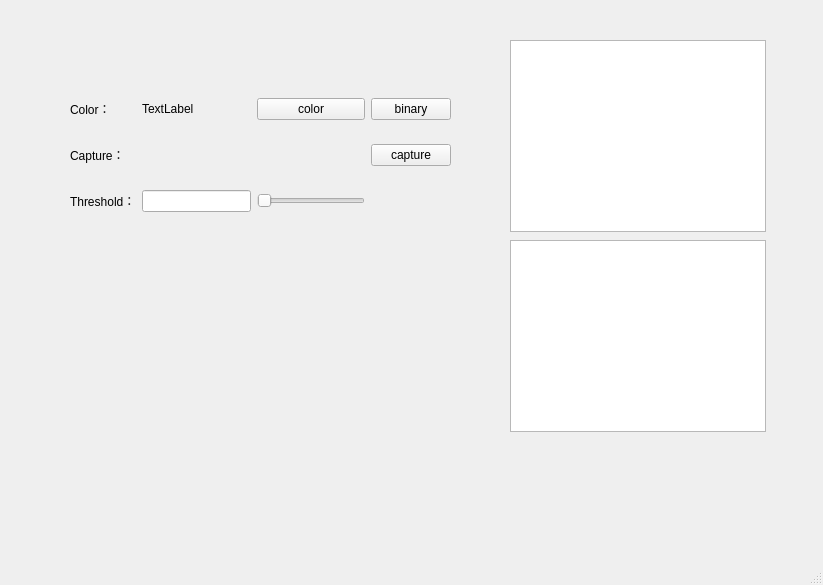
kev1nCh1u/motion_capture, file src/gui/qt_gui/ui/main.ui: the form before one commit.
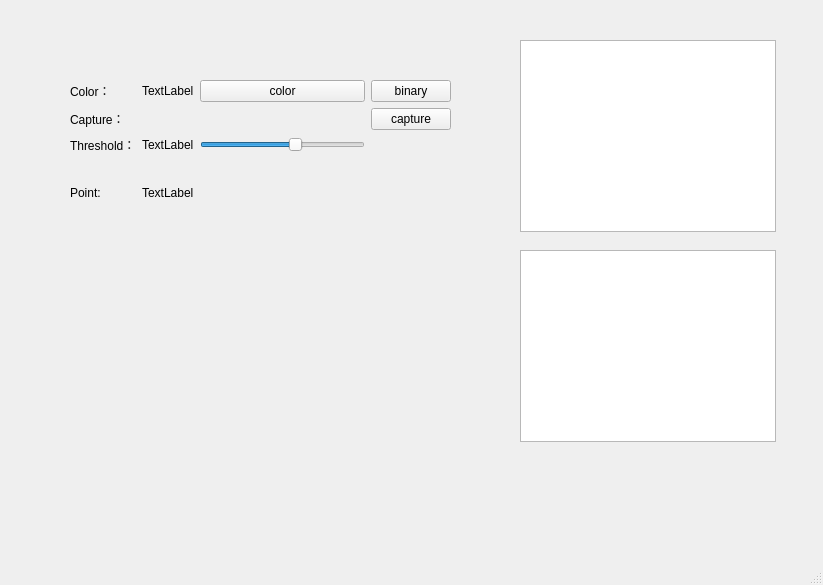
The form after the commit.

Commit message: uart threshold finsh

Patch:
```diff
--- a/src/gui/qt_gui/ui/main.ui
+++ b/src/gui/qt_gui/ui/main.ui
@@ -26,8 +26,8 @@
     <widget class="QGraphicsView" name="graphicsView_2">
      <property name="geometry">
       <rect>
-       <x>10</x>
-       <y>10</y>
+       <x>20</x>
+       <y>220</y>
        <width>256</width>
        <height>192</height>
       </rect>
@@ -36,12 +36,15 @@
     <widget class="QGraphicsView" name="graphicsView">
      <property name="geometry">
       <rect>
-       <x>10</x>
-       <y>210</y>
+       <x>20</x>
+       <y>10</y>
        <width>256</width>
        <height>192</height>
       </rect>
      </property>
+     <property name="frameShape">
+      <enum>QFrame::StyledPanel</enum>
+     </property>
     </widget>
    </widget>
    <widget class="QWidget" name="widget_2" native="true">
@@ -59,14 +62,21 @@
        <x>30</x>
        <y>50</y>
        <width>381</width>
-       <height>151</height>
+       <height>146</height>
       </rect>
      </property>
      <layout class="QGridLayout" name="gridLayout">
-      <item row="0" column="3">
-       <widget class="QPushButton" name="pushButton_2">
+      <item row="0" column="1">
+       <widget class="QLabel" name="label_2">
         <property name="text">
-         <string>binary</string>
+         <string>TextLabel</string>
+        </property>
+       </widget>
+      </item>
+      <item row="1" column="0">
+       <widget class="QLabel" name="label_6">
+        <property name="text">
+         <string>Capture：</string>
         </property>
        </widget>
       </item>
@@ -77,6 +87,26 @@
         </property>
        </widget>
       </item>
+      <item row="2" column="2">
+       <widget class="QSlider" name="horizontalSlider">
+        <property name="maximum">
+         <number>255</number>
+        </property>
+        <property name="value">
+         <number>150</number>
+        </property>
+        <property name="orientation">
+         <enum>Qt::Horizontal</enum>
+        </property>
+       </widget>
+      </item>
+      <item row="2" column="0">
+       <widget class="QLabel" name="label_3">
+        <property name="text">
+         <string>Threshold：</string>
+        </property>
+       </widget>
+      </item>
       <item row="0" column="2">
        <widget class="QPushButton" name="pushButton">
         <property name="text">
@@ -91,36 +121,33 @@
         </property>
        </widget>
       </item>
-      <item row="1" column="0">
-       <widget class="QLabel" name="label_6">
+      <item row="0" column="3">
+       <widget class="QPushButton" name="pushButton_2">
         <property name="text">
-         <string>Capture：</string>
-        </property>
-       </widget>
-      </item>
-      <item row="0" column="1">
-       <widget class="QLabel" name="label_2">
-        <property name="text">
-         <string>TextLabel</string>
-        </property>
-       </widget>
-      </item>
-      <item row="2" column="0">
-       <widget class="QLabel" name="label">
-        <property name="text">
-         <string>Threshold：</string>
-        </property>
-       </widget>
-      </item>
-      <item row="2" column="2">
-       <widget class="QSlider" name="horizontalSlider">
-        <property name="orientation">
-         <enum>Qt::Horizontal</enum>
+         <string>binary</string>
         </property>
        </widget>
       </item>
       <item row="2" column="1">
-       <widget class="QLineEdit" name="lineEdit"/>
+       <widget class="QLabel" name="label_4">
+        <property name="text">
+         <string>TextLabel</string>
+        </property>
+       </widget>
+      </item>
+      <item row="3" column="1">
+       <widget class="QLabel" name="label">
+        <property name="text">
+         <string>TextLabel</string>
+        </property>
+       </widget>
+      </item>
+      <item row="3" column="0">
+       <widget class="QLabel" name="label_7">
+        <property name="text">
+         <string>Point:</string>
+        </property>
+       </widget>
       </item>
      </layout>
     </widget>
```
The commit also changes 9 other files.
